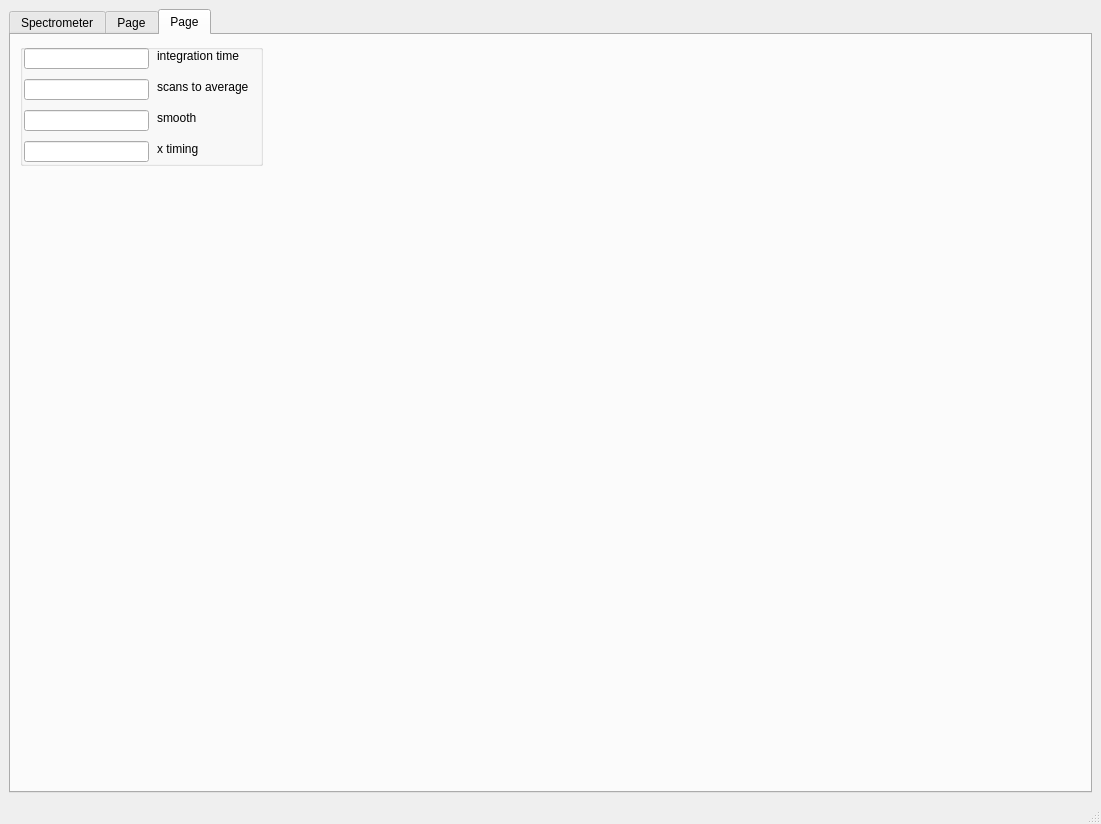
This is qt_designer/form.ui in peter-chang62/Chi-3-FROG as Qt 5 draws it before an edit. The edited form follows.
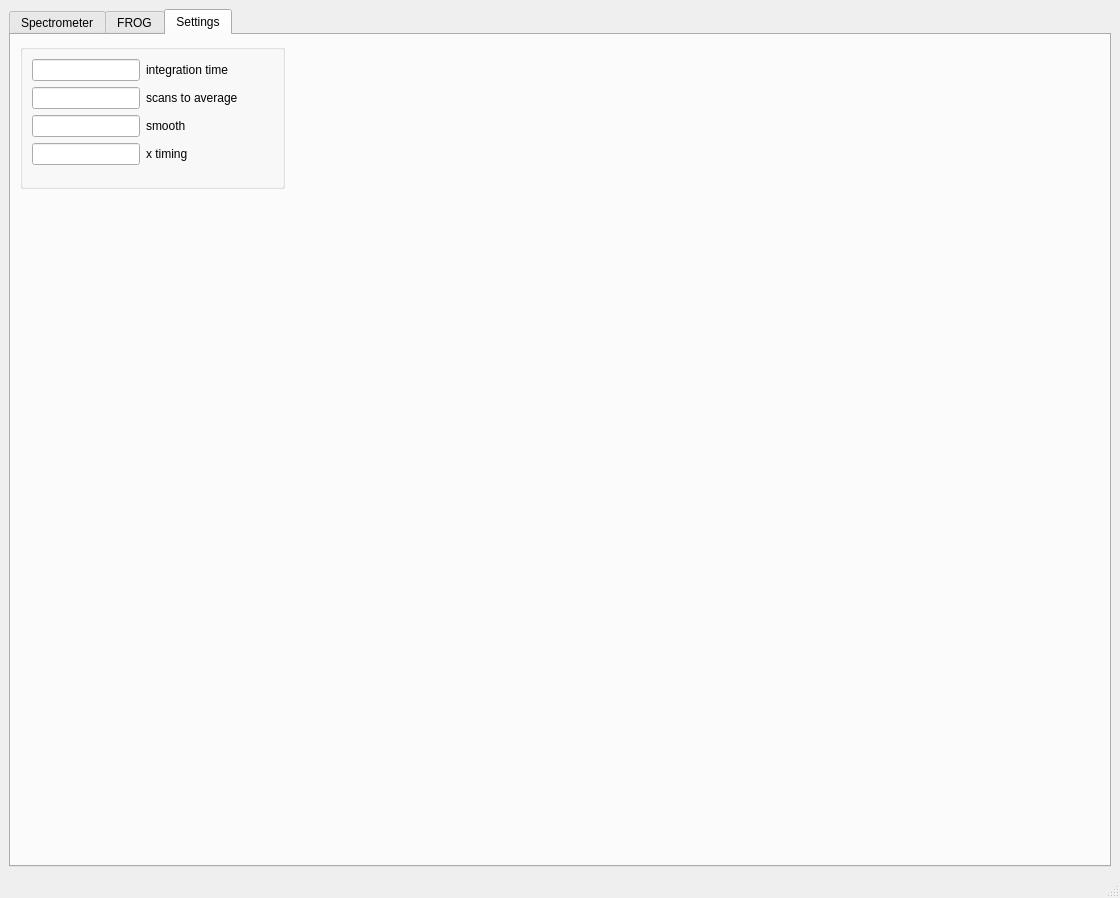
This is the edited form. The open tabs and pages were chosen to show the change. Custom widgets are drawn as their Qt base class.

```diff
--- a/qt_designer/form.ui
+++ b/qt_designer/form.ui
@@ -6,8 +6,8 @@
    <rect>
     <x>0</x>
     <y>0</y>
-    <width>1101</width>
-    <height>824</height>
+    <width>1120</width>
+    <height>898</height>
    </rect>
   </property>
   <property name="windowTitle">
@@ -473,7 +473,7 @@
       </widget>
       <widget class="QWidget" name="tab_frog">
        <attribute name="title">
-        <string>Page</string>
+        <string>FROG</string>
        </attribute>
        <layout class="QGridLayout" name="gridLayout_8">
         <item row="0" column="0">
@@ -742,115 +742,65 @@
       </widget>
       <widget class="QWidget" name="tab_settings">
        <attribute name="title">
-        <string>Page</string>
+        <string>Settings</string>
        </attribute>
        <layout class="QGridLayout" name="gridLayout_11">
-        <item row="0" column="0">
+        <item row="0" column="0" rowspan="2">
          <widget class="QGroupBox" name="groupBox_4">
           <property name="minimumSize">
            <size>
-            <width>243</width>
-            <height>122</height>
+            <width>265</width>
+            <height>145</height>
            </size>
           </property>
           <property name="maximumSize">
            <size>
-            <width>243</width>
-            <height>122</height>
+            <width>265</width>
+            <height>145</height>
            </size>
           </property>
-          <widget class="QLineEdit" name="lineEdit_17">
-           <property name="geometry">
-            <rect>
-             <x>4</x>
-             <y>4</y>
-             <width>125</width>
-             <height>21</height>
-            </rect>
-           </property>
-          </widget>
-          <widget class="QLabel" name="label_3">
-           <property name="geometry">
-            <rect>
-             <x>137</x>
-             <y>4</y>
-             <width>94</width>
-             <height>16</height>
-            </rect>
-           </property>
-           <property name="text">
-            <string>integration time</string>
-           </property>
-          </widget>
-          <widget class="QLineEdit" name="lineEdit_18">
-           <property name="geometry">
-            <rect>
-             <x>4</x>
-             <y>35</y>
-             <width>125</width>
-             <height>21</height>
-            </rect>
-           </property>
-          </widget>
-          <widget class="QLabel" name="label_20">
-           <property name="geometry">
-            <rect>
-             <x>137</x>
-             <y>35</y>
-             <width>102</width>
-             <height>16</height>
-            </rect>
-           </property>
-           <property name="text">
-            <string>scans to average</string>
-           </property>
-          </widget>
-          <widget class="QLineEdit" name="lineEdit_19">
-           <property name="geometry">
-            <rect>
-             <x>4</x>
-             <y>66</y>
-             <width>125</width>
-             <height>21</height>
-            </rect>
-           </property>
-          </widget>
-          <widget class="QLabel" name="label_21">
-           <property name="geometry">
-            <rect>
-             <x>137</x>
-             <y>66</y>
-             <width>45</width>
-             <height>16</height>
-            </rect>
-           </property>
-           <property name="text">
-            <string>smooth</string>
-           </property>
-          </widget>
-          <widget class="QLineEdit" name="lineEdit_20">
-           <property name="geometry">
-            <rect>
-             <x>4</x>
-             <y>97</y>
-             <width>125</width>
-             <height>21</height>
-            </rect>
-           </property>
-          </widget>
-          <widget class="QLabel" name="label_22">
-           <property name="geometry">
-            <rect>
-             <x>137</x>
-             <y>97</y>
-             <width>48</width>
-             <height>16</height>
-            </rect>
-           </property>
-           <property name="text">
-            <string>x timing</string>
-           </property>
-          </widget>
+          <layout class="QFormLayout" name="formLayout">
+           <item row="0" column="0">
+            <widget class="QLineEdit" name="lineEdit_17"/>
+           </item>
+           <item row="0" column="1">
+            <widget class="QLabel" name="label_3">
+             <property name="text">
+              <string>integration time</string>
+             </property>
+            </widget>
+           </item>
+           <item row="1" column="0">
+            <widget class="QLineEdit" name="lineEdit_18"/>
+           </item>
+           <item row="1" column="1">
+            <widget class="QLabel" name="label_20">
+             <property name="text">
+              <string>scans to average</string>
+             </property>
+            </widget>
+           </item>
+           <item row="2" column="0">
+            <widget class="QLineEdit" name="lineEdit_19"/>
+           </item>
+           <item row="2" column="1">
+            <widget class="QLabel" name="label_21">
+             <property name="text">
+              <string>smooth</string>
+             </property>
+            </widget>
+           </item>
+           <item row="3" column="0">
+            <widget class="QLineEdit" name="lineEdit_20"/>
+           </item>
+           <item row="3" column="1">
+            <widget class="QLabel" name="label_22">
+             <property name="text">
+              <string>x timing</string>
+             </property>
+            </widget>
+           </item>
+          </layout>
          </widget>
         </item>
         <item row="0" column="1">
@@ -866,20 +816,7 @@
           </property>
          </spacer>
         </item>
-        <item row="1" column="0">
-         <spacer name="verticalSpacer_3">
-          <property name="orientation">
-           <enum>Qt::Orientation::Vertical</enum>
-          </property>
-          <property name="sizeHint" stdset="0">
-           <size>
-            <width>20</width>
-            <height>554</height>
-           </size>
-          </property>
-         </spacer>
-        </item>
-        <item row="1" column="1">
+        <item row="1" column="1" rowspan="2">
          <spacer name="verticalSpacer_4">
           <property name="orientation">
            <enum>Qt::Orientation::Vertical</enum>
@@ -892,6 +829,19 @@
           </property>
          </spacer>
         </item>
+        <item row="2" column="0">
+         <spacer name="verticalSpacer_3">
+          <property name="orientation">
+           <enum>Qt::Orientation::Vertical</enum>
+          </property>
+          <property name="sizeHint" stdset="0">
+           <size>
+            <width>20</width>
+            <height>554</height>
+           </size>
+          </property>
+         </spacer>
+        </item>
        </layout>
       </widget>
      </widget>
```
Left out of the diff: 67 changed lines with no effect on the pictures.
